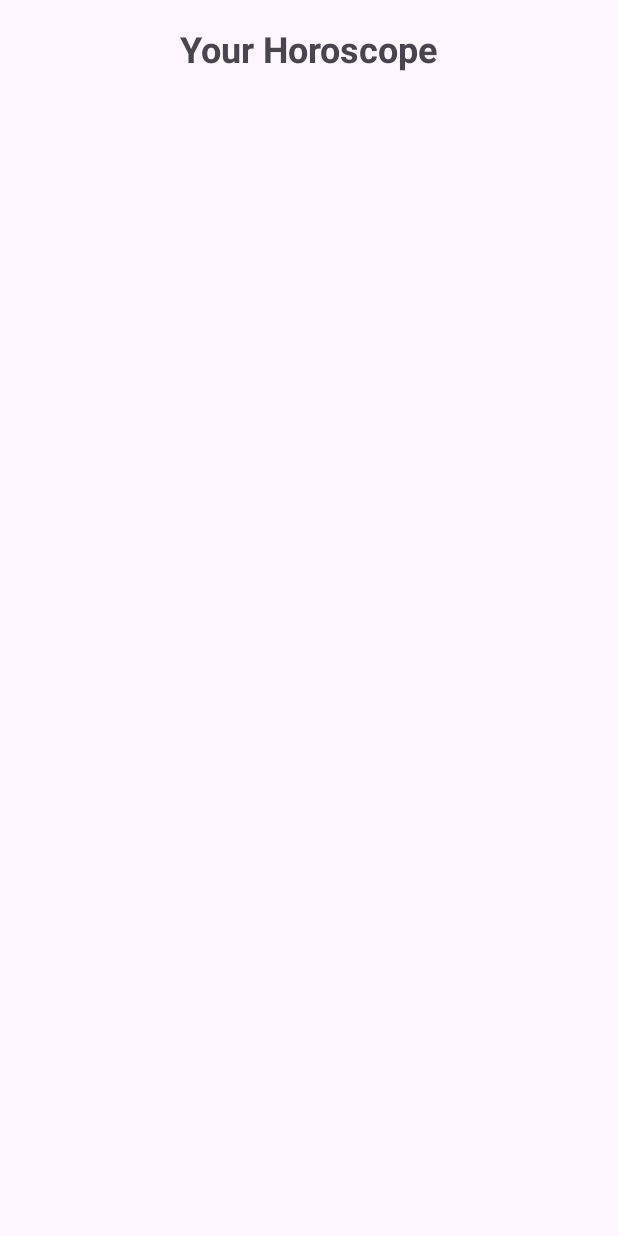
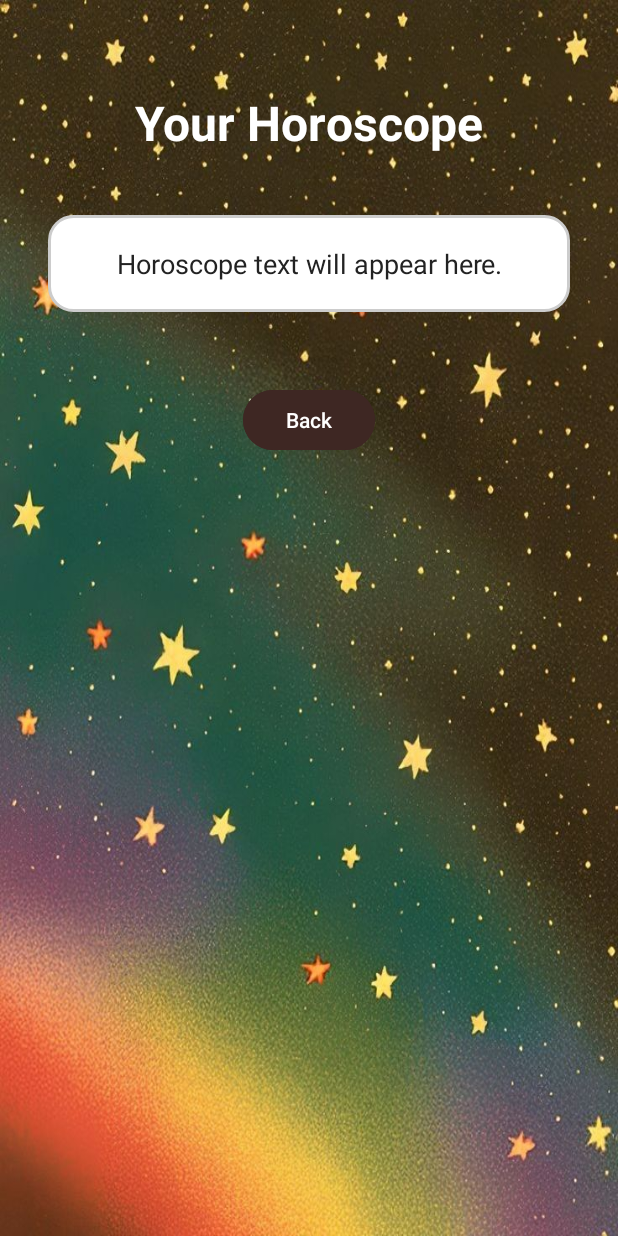
Before and after one commit to pear603/FinalProj, an Android app: the layout activity_result.xml on its own in the app's theme, with its tools: preview values and no code run, on a phone screen of 412 x 824 dp. Run offline under Robolectric (Android 15) with nearby library versions, the phone set to English and light mode, and no system bars.

Commit message:
//pass data ok

```diff
--- a/app/src/main/AndroidManifest.xml
+++ b/app/src/main/AndroidManifest.xml
@@ -20,6 +20,7 @@
                 <category android:name="android.intent.category.LAUNCHER" />
             </intent-filter>
         </activity>
+        <activity android:name=".ResultActivity" />
     </application>
 
 </manifest>
--- /dev/null
+++ b/app/src/main/res/drawable/textbox_bg.xml
@@ -0,0 +1,6 @@
+<?xml version="1.0" encoding="utf-8"?>
+<shape xmlns:android="http://schemas.android.com/apk/res/android">
+    <solid android:color="#FFFFFF"/>
+    <corners android:radius="16dp"/>
+    <stroke android:color="#CCCCCC" android:width="2dp"/>
+</shape>
--- a/app/src/main/res/layout/activity_result.xml
+++ b/app/src/main/res/layout/activity_result.xml
@@ -1,19 +1,57 @@
 <?xml version="1.0" encoding="utf-8"?>
-<androidx.constraintlayout.widget.ConstraintLayout xmlns:android="http://schemas.android.com/apk/res/android"
+<androidx.constraintlayout.widget.ConstraintLayout
+    xmlns:android="http://schemas.android.com/apk/res/android"
+    xmlns:app="http://schemas.android.com/apk/res-auto"
+    xmlns:tools="http://schemas.android.com/tools"
     android:layout_width="match_parent"
     android:layout_height="match_parent"
-    xmlns:app="http://schemas.android.com/apk/res-auto"
-    android:padding="16dp">
+    android:background="@drawable/astro_bg"
+    tools:context=".ResultActivity">
+
+    <TextView
+        android:id="@+id/resultTitle"
+        android:layout_width="wrap_content"
+        android:layout_height="wrap_content"
+        android:text="Your Horoscope"
+        android:textSize="32sp"
+        android:textColor="#FFFFFF"
+        android:textStyle="bold"
+        app:layout_constraintTop_toTopOf="parent"
+        app:layout_constraintStart_toStartOf="parent"
+        app:layout_constraintEnd_toEndOf="parent"
+        android:layout_marginTop="60dp"/>
 
     <TextView
         android:id="@+id/resultText"
+        android:layout_width="0dp"
+        android:layout_height="wrap_content"
+        android:padding="20dp"
+        android:background="@drawable/textbox_bg"
+        android:text="Horoscope text will appear here."
+        android:textAlignment="center"
+        android:textColor="#222222"
+        android:textSize="18sp"
+        app:layout_constraintTop_toBottomOf="@id/resultTitle"
+        app:layout_constraintStart_toStartOf="parent"
+        app:layout_constraintEnd_toEndOf="parent"
+        android:layout_marginTop="40dp"
+        android:layout_marginHorizontal="32dp" />
+
+
+
+    <!-- Back Button -->
+    <Button
+        android:id="@+id/backButton"
         android:layout_width="wrap_content"
         android:layout_height="wrap_content"
-        android:text="Your Horoscope"
-        android:textSize="24sp"
-        android:textStyle="bold"
-        app:layout_constraintTop_toTopOf="parent"
+        android:text="Back"
+        android:textAllCaps="false"
+        android:backgroundTint="#3E2723"
+        android:textColor="#FFFFFF"
+        app:layout_constraintTop_toBottomOf="@id/resultText"
         app:layout_constraintStart_toStartOf="parent"
-        app:layout_constraintEnd_toEndOf="parent"/>
+        app:layout_constraintEnd_toEndOf="parent"
+        android:layout_marginTop="48dp"
+        android:layout_marginBottom="24dp"/>
 
 </androidx.constraintlayout.widget.ConstraintLayout>
```
Also changed, not shown: app/src/main/java/com/example/finalproj/MainActivity.kt (+37 -38 lines), app/src/main/java/com/example/finalproj/ResultActivity.kt (+33 -11 lines), app/src/main/res/drawable/rounded_box.xml (added, +7 -0 lines), app/src/main/res/drawable/rounded_button_pressed.xml (added, +8 -0 lines), app/src/main/res/drawable/rounded_button_ripple.xml (added, +19 -0 lines), app/src/main/res/drawable/rounded_button_selector.xml (added, +13 -0 lines), app/src/main/res/layout/activity_main.xml (+14 -12 lines).
